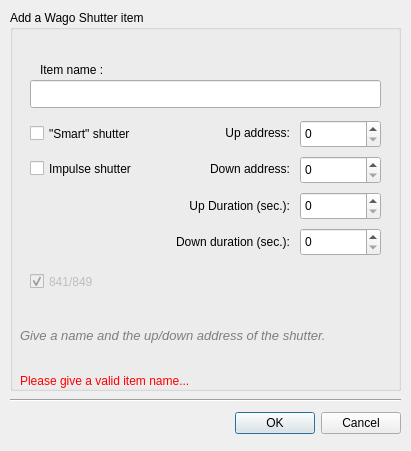
The window that data/DialogNewVolet.ui (calaos/calaos_installer) describes before a commit, drawn with Qt 5.
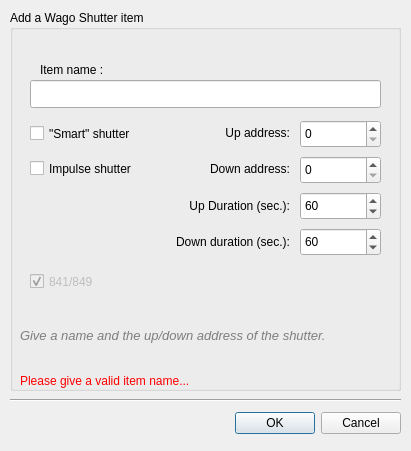
The same window after the commit. Icons and pictures are not drawn.

The edit to the form file:
```diff
--- a/data/DialogNewVolet.ui
+++ b/data/DialogNewVolet.ui
@@ -336,6 +336,9 @@
     <property name="maximum">
      <number>9999</number>
     </property>
+    <property name="value">
+     <number>60</number>
+    </property>
    </widget>
    <widget class="QLabel" name="label_time_down">
     <property name="geometry">
@@ -365,6 +368,9 @@
     <property name="maximum">
      <number>9999</number>
     </property>
+    <property name="value">
+     <number>60</number>
+    </property>
    </widget>
    <widget class="QLabel" name="label_time_up">
     <property name="geometry">
```
